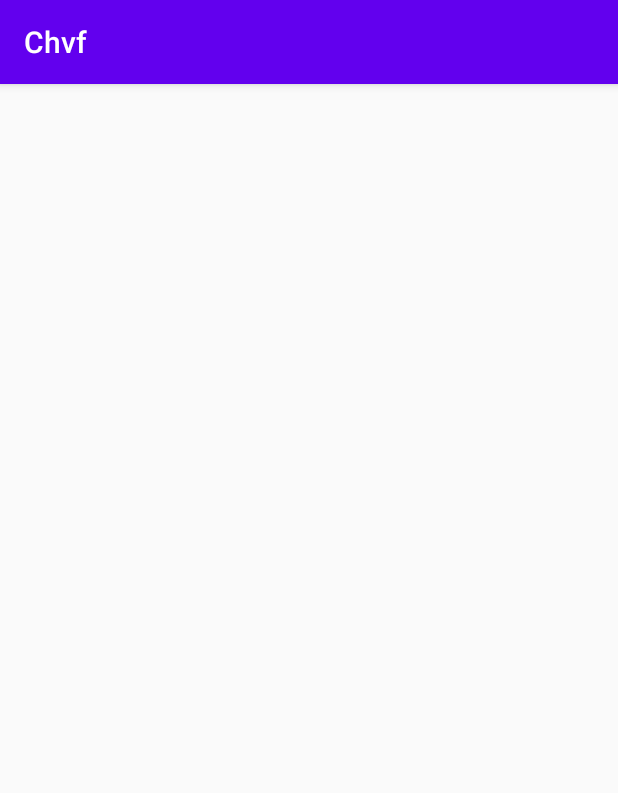
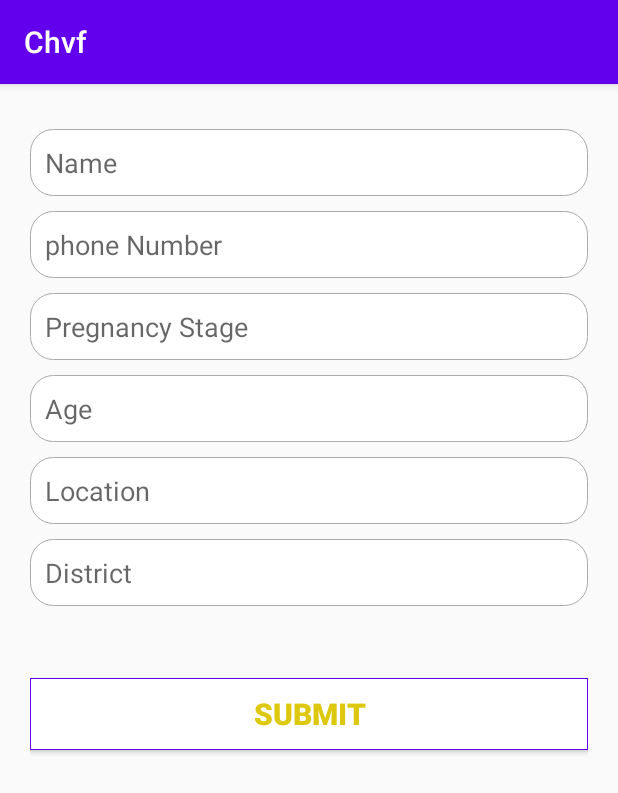
Before and after one commit to HealthITMMUST/pregnancyaggregate, an Android app: the Home screen opened directly, with no data from a screen before it, on a phone screen of 412 x 824 dp. Shown: the top 793 px of the screen. Run offline under Robolectric (Android 15) with nearby library versions, the phone set to English and light mode, and no system bars.

Commit message:
okay we are here

```diff
--- a/mobiles/Chvf/app/src/main/java/com/hackathon/sailors/activities/Home.java
+++ b/mobiles/Chvf/app/src/main/java/com/hackathon/sailors/activities/Home.java
@@ -2,15 +2,85 @@ package com.hackathon.sailors.activities;
 
 import androidx.appcompat.app.AppCompatActivity;
 
+import android.app.ProgressDialog;
+import android.content.Intent;
 import android.os.Bundle;
+import android.text.TextUtils;
+import android.widget.Button;
+import android.widget.EditText;
+import android.widget.ProgressBar;
+import android.widget.Toast;
 
 import com.hackathon.sailors.R;
+import com.hackathon.sailors.models.ApiResponse;
+import com.hackathon.sailors.models.DataEntryForm;
+import com.hackathon.sailors.remoteAccess.RetrofitServiceInstance;
+
+import retrofit2.Call;
+import retrofit2.Callback;
+import retrofit2.Response;
 
 public class Home extends AppCompatActivity {
+
+    private EditText name, phoneNumber, pregnancyStage, age,location, district;
+    private Button submitButton;
+    private ProgressDialog progressDialog;
 
     @Override
     protected void onCreate(Bundle savedInstanceState) {
         super.onCreate(savedInstanceState);
         setContentView(R.layout.activity_home);
+
+        progressDialog = new ProgressDialog(Home.this);
+        progressDialog.setMessage("submitting data...");
+        progressDialog.setCanceledOnTouchOutside(false);
+
+        name = findViewById(R.id.name);
+        phoneNumber = findViewById(R.id.phoneNumber);
+        pregnancyStage = findViewById(R.id.pregnancy_stage);
+        age = findViewById(R.id.age);
+        location = findViewById(R.id.location);
+        district = findViewById(R.id.district);
+        submitButton = findViewById(R.id.submit_bt);
+        submitButton.setOnClickListener(v -> submitDetails());
+    }
+
+    private void submitDetails() {
+
+        String mName = name.getText().toString().trim();
+        String mphoneNumber = phoneNumber.getText().toString().trim();
+        String mPregnancyStage = pregnancyStage.getText().toString().trim();
+        String mAge = age.getText().toString().trim();
+        String mLocation = location.getText().toString().trim();
+        String mDistrict = district.getText().toString().trim();
+        if(TextUtils.isEmpty(mName) || TextUtils.isEmpty(mphoneNumber) || TextUtils.isEmpty(mPregnancyStage) || TextUtils.isEmpty(mAge) || TextUtils.isEmpty(mLocation) || TextUtils.isEmpty(mDistrict)){
+            Toast.makeText(getApplicationContext(), "Please fill All the fields ", Toast.LENGTH_SHORT).show();
+            return;
+        }
+
+        DataEntryForm form = new DataEntryForm(mName,mphoneNumber, mPregnancyStage,"",mLocation,mDistrict);
+        progressDialog.show();
+
+        RetrofitServiceInstance.getApi().postData(form).enqueue(new Callback<ApiResponse<Void>>() {
+            @Override
+            public void onResponse(Call<ApiResponse<Void>> call, Response<ApiResponse<Void>> response) {
+                if(response.isSuccessful()){
+                    Toast.makeText(getApplicationContext(), "Your Data was posted successfully", Toast.LENGTH_SHORT).show();
+                    startActivity(new Intent(getApplicationContext() , Home.class));
+                    finish();
+
+                }else{
+                    Toast.makeText(getApplicationContext(),"There was a problem posting your data we will try again next time", Toast.LENGTH_SHORT ).show();
+                    progressDialog.dismiss();
+                }
+            }
+
+            @Override
+            public void onFailure(Call<ApiResponse<Void>> call, Throwable t) {
+                Toast.makeText(getApplicationContext(),"There was a Technical "+t.getLocalizedMessage(), Toast.LENGTH_SHORT ).show();
+                progressDialog.dismiss();
+            }
+        });
+
     }
 }
--- a/mobiles/Chvf/app/src/main/java/com/hackathon/sailors/remoteAccess/Api.java
+++ b/mobiles/Chvf/app/src/main/java/com/hackathon/sailors/remoteAccess/Api.java
@@ -2,6 +2,7 @@ package com.hackathon.sailors.remoteAccess;
 
 
 import com.hackathon.sailors.models.ApiResponse;
+import com.hackathon.sailors.models.DataEntryForm;
 import com.hackathon.sailors.models.LoginDetails;
 import com.hackathon.sailors.models.User;
 
@@ -17,6 +18,9 @@ public interface Api {
 
     @POST("/api/login")
     Call<ApiResponse<User>> login(@Body LoginDetails loginDetails);
+
+    @POST("/api/form")
+    Call<ApiResponse<Void>> postData(@Body  DataEntryForm form);
 
 //    @GET("/api/businesses?featured=true")
 //    Call<Data> getFeaturedBussinesses();
--- a/mobiles/Chvf/app/src/main/res/layout/activity_home.xml
+++ b/mobiles/Chvf/app/src/main/res/layout/activity_home.xml
@@ -1,9 +1,102 @@
 <?xml version="1.0" encoding="utf-8"?>
-<androidx.constraintlayout.widget.ConstraintLayout xmlns:android="http://schemas.android.com/apk/res/android"
+<androidx.constraintlayout.widget.ConstraintLayout
+    xmlns:android="http://schemas.android.com/apk/res/android"
     xmlns:app="http://schemas.android.com/apk/res-auto"
     xmlns:tools="http://schemas.android.com/tools"
     android:layout_width="match_parent"
     android:layout_height="match_parent"
     tools:context=".activities.Home">
 
+    <LinearLayout
+        android:layout_width="match_parent"
+        android:layout_height="0dp"
+        android:layout_margin="20dp"
+        android:orientation="vertical"
+        app:layout_constraintBottom_toBottomOf="parent"
+        app:layout_constraintEnd_toEndOf="parent"
+        app:layout_constraintStart_toStartOf="parent"
+        app:layout_constraintTop_toTopOf="parent">
+
+        <EditText
+            android:id="@+id/name"
+            android:layout_width="match_parent"
+            android:layout_height="wrap_content"
+            android:layout_marginTop="10dp"
+            android:background="@drawable/ed_white_background_"
+            android:hint="Name"
+            android:padding="10dp" />
+
+        <EditText
+            android:id="@+id/phoneNumber"
+            android:layout_width="match_parent"
+            android:layout_height="wrap_content"
+            android:layout_marginTop="10dp"
+            android:background="@drawable/ed_white_background_"
+            android:hint="phone Number"
+            android:padding="10dp" />
+
+        <EditText
+            android:id="@+id/pregnancy_stage"
+            android:layout_width="match_parent"
+            android:layout_height="wrap_content"
+            android:layout_marginTop="10dp"
+            android:background="@drawable/ed_white_background_"
+            android:hint="Pregnancy Stage"
+            android:padding="10dp" />
+
+        <EditText
+            android:id="@+id/age"
+            android:layout_width="match_parent"
+            android:layout_height="wrap_content"
+            android:inputType="number"
+            android:layout_marginTop="10dp"
+            android:background="@drawable/ed_white_background_"
+            android:hint="Age"
+            android:padding="10dp" />
+
+        <EditText
+            android:id="@+id/location"
+            android:layout_width="match_parent"
+            android:layout_height="wrap_content"
+            android:layout_marginTop="10dp"
+            android:background="@drawable/ed_white_background_"
+            android:hint="Location"
+            android:padding="10dp" />
+
+        <EditText
+            android:id="@+id/district"
+            android:layout_width="match_parent"
+            android:layout_height="wrap_content"
+            android:layout_marginTop="10dp"
+            android:background="@drawable/ed_white_background_"
+            android:hint="District"
+            android:padding="10dp" />
+
+
+    <Button
+        android:id="@+id/sign_up_bt"
+        android:layout_width="match_parent"
+        android:layout_height="wrap_content"
+        android:visibility="invisible"
+        android:text="SignUp"
+        android:background="@drawable/button_solid_blue_bg"
+        android:textColor="#fff"/>
+
+        <Button
+            android:id="@+id/submit_bt"
+            android:layout_width="match_parent"
+            android:layout_height="wrap_content"
+            android:layout_marginBottom="30dp"
+            android:background="@drawable/button_empty__bg"
+            android:padding="10dp"
+            android:text="Submit"
+            android:textColor="#DDC80D"
+            android:textSize="20dp"
+            android:textStyle="bold" />
+
+
+    </LinearLayout>
+
+
+
 </androidx.constraintlayout.widget.ConstraintLayout>
--- a/src/main/java/com/hackathon/sailors/pregnancyaggregate/api/repo/PregnantMotherDataRepository.java
+++ b/src/main/java/com/hackathon/sailors/pregnancyaggregate/api/repo/FormsRepository.java
@@ -1,7 +1,8 @@
 package com.hackathon.sailors.pregnancyaggregate.api.repo;
 
+import com.hackathon.sailors.pregnancyaggregate.models.DataEntryForm;
 import com.hackathon.sailors.pregnancyaggregate.models.PregnantMotherData;
 import org.springframework.data.jpa.repository.JpaRepository;
 
-public interface PregnantMotherDataRepository extends JpaRepository<PregnantMotherData, Integer> {
+public interface FormsRepository extends JpaRepository<DataEntryForm, String> {
 }
```
Also changed, not shown: src/main/java/com/hackathon/sailors/pregnancyaggregate/api/controllers/DataEntryFormControllerController.java (renamed from src/main/java/com/hackathon/sailors/pregnancyaggregate/api/controllers/PrenantMotherDataEntryController.java, +8 -8 lines), src/main/java/com/hackathon/sailors/pregnancyaggregate/api/services/FormEntryService.java (added, +18 -0 lines), src/main/java/com/hackathon/sailors/pregnancyaggregate/api/services/PregnantMotherDataEntryService.java (deleted, +0 -17 lines), src/main/java/com/hackathon/sailors/pregnancyaggregate/models/DataEntryForm.java (added, +72 -0 lines).
